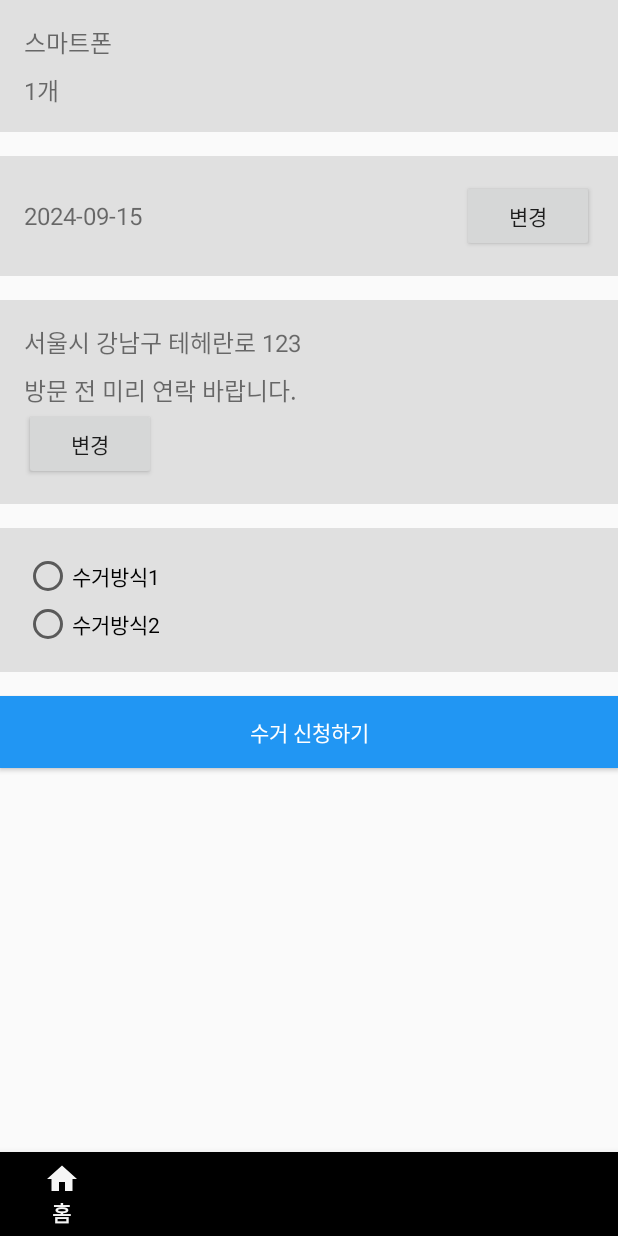
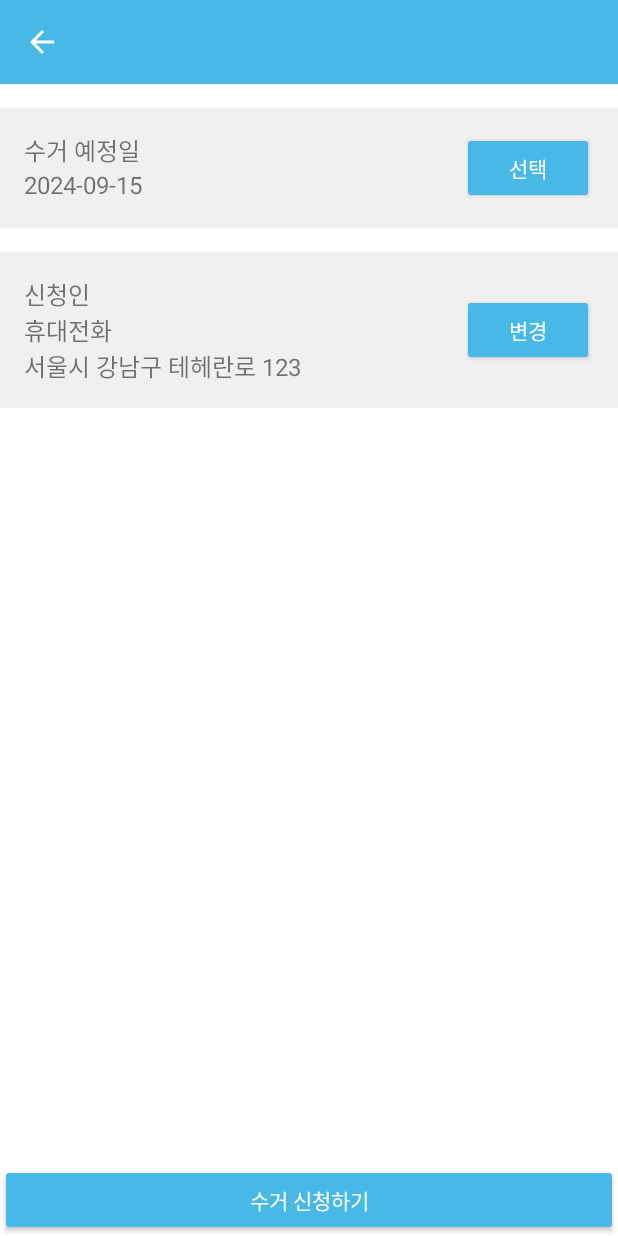
Before and after one commit to heeji-lee/Recycle_App, an Android app: the ReservationDetailActivity screen opened directly, with no data from a screen before it, on a phone screen of 412 x 824 dp. Run offline under Robolectric (Android 15) with nearby library versions, the phone set to English and light mode, and no system bars; network calls fail.

Commit message:
주문 페이지 진행중

```diff
--- a/app/src/main/java/com/appliances/recycle/ReservationDetailActivity.kt
+++ b/app/src/main/java/com/appliances/recycle/ReservationDetailActivity.kt
@@ -1,5 +1,6 @@
 package com.appliances.recycle
 
+import android.annotation.SuppressLint
 import android.os.Bundle
 import android.view.View
 import android.widget.Button
@@ -10,6 +11,10 @@ import android.widget.RadioGroup
 import android.widget.TextView
 import android.widget.Toast
 import androidx.appcompat.app.AppCompatActivity
+import androidx.recyclerview.widget.RecyclerView
+import com.appliances.recycle.adapter.ItemAdapter
+import com.appliances.recycle.adapter.OrderItemAdapter
+import com.appliances.recycle.dto.ItemDTO
 import com.google.android.material.datepicker.MaterialDatePicker
 
 class ReservationDetailActivity : AppCompatActivity() {
@@ -23,59 +28,35 @@ class ReservationDetailActivity : AppCompatActivity() {
 //            insets
 //        }
 //    }
-private lateinit var textProductName: TextView
-    private lateinit var textQuantity: TextView
+
     private lateinit var textReservationDate: TextView
     private lateinit var textAddress: TextView
-    private lateinit var textRequestDetails: TextView
-    private lateinit var btnEditDate: Button
-    private lateinit var btnEditCollectionInfo: Button
+    private lateinit var btnSelectDate: Button
+    private lateinit var btnEditAddress: Button
 
     override fun onCreate(savedInstanceState: Bundle?) {
         super.onCreate(savedInstanceState)
         setContentView(R.layout.activity_reservation_detail)
 
         // View 초기화
-        textProductName = findViewById(R.id.text_product_name)
-        textQuantity = findViewById(R.id.text_quantity)
-        textReservationDate = findViewById(R.id.text_reservation_date)
-        textAddress = findViewById(R.id.text_address)
-        textRequestDetails = findViewById(R.id.text_request_details)
-        btnEditDate = findViewById(R.id.btn_edit_date)
-        btnEditCollectionInfo = findViewById(R.id.btn_edit_collection_info)
+        textReservationDate = findViewById(R.id.reservation_date)
+        textAddress = findViewById(R.id.address)
+        btnSelectDate = findViewById(R.id.btn_select_date)
+        btnEditAddress = findViewById(R.id.btn_edit_address)
 
         // DB에서 값 가져오기 (여기서는 예제로 하드코딩)
-        textProductName.text = "스마트폰"
-        textQuantity.text = "1개"
         textReservationDate.text = "2024-09-15"
         textAddress.text = "서울시 강남구 테헤란로 123"
-        textRequestDetails.text = "방문 전 미리 연락 바랍니다."
 
         // 예약 예정일 수정 버튼 클릭 이벤트
-        btnEditDate.setOnClickListener {
-            editText(textReservationDate)
+        btnSelectDate.setOnClickListener {
+
         }
 
         // 수거 정보 수정 버튼 클릭 이벤트
-        btnEditCollectionInfo.setOnClickListener {
-            editText(textAddress)
-            editText(textRequestDetails)
+        btnEditAddress.setOnClickListener {
+
         }
     }
 
-    private fun editText(textView: TextView) {
-        val editText = EditText(this)
-        editText.setText(textView.text)
-        textView.visibility = View.GONE
-        val parent = textView.parent as LinearLayout
-        parent.addView(editText, parent.indexOfChild(textView))
-
-        // 편집 완료 후 텍스트 업데이트
-        editText.setOnEditorActionListener { v, actionId, event ->
-            textView.text = editText.text
-            textView.visibility = View.VISIBLE
-            parent.removeView(editText)
-            true
-        }
-    }
 }
--- a/app/src/main/java/com/appliances/recycle/retrofit/MyApplication.kt
+++ b/app/src/main/java/com/appliances/recycle/retrofit/MyApplication.kt
@@ -16,8 +16,7 @@ class MyApplication : Application(){
     private lateinit var apiService: INetworkService
 
     // http 퍼미션 허용 및, 로컬호스트 안될시 아이피로 확인 하기.
-    val BASE_URL = "http://192.168.125.210:8080"
-//    val BASE_URL = "http://192.168.219.200:8080"
+    val BASE_URL = "http://192.168.125.67:8080"
 
     //add....................................
     var networkService: INetworkService
--- a/app/src/main/res/layout/activity_reservation_detail.xml
+++ b/app/src/main/res/layout/activity_reservation_detail.xml
@@ -1,141 +1,154 @@
-<RelativeLayout
-    xmlns:android="http://schemas.android.com/apk/res/android"
+<RelativeLayout xmlns:android="http://schemas.android.com/apk/res/android"
     xmlns:app="http://schemas.android.com/apk/res-auto"
+    xmlns:tools="http://schemas.android.com/tools"
     android:id="@+id/resv"
+    android:background="#FFFFFF"
     android:layout_width="match_parent"
     android:layout_height="match_parent">
 
+    <!-- 툴바 (뒤로가기 버튼 포함, 제목 숨김) -->
+    <androidx.appcompat.widget.Toolbar
+        android:id="@+id/toolbar"
+        android:layout_width="match_parent"
+        android:layout_height="wrap_content"
+        android:theme="@style/CustomToolbar"
+        app:navigationIcon="@drawable/ic_arrow_left" />
+
+    <!-- 전체 내용을 스크롤할 수 있게 ScrollView 사용 -->
+    <ScrollView
+        android:id="@+id/scroll_view"
+        android:layout_width="match_parent"
+        android:layout_height="match_parent"
+        android:layout_below="@id/toolbar"
+        android:layout_above="@id/btn_submit">
+
+        <!-- 스크롤 가능한 LinearLayout -->
+        <LinearLayout
+            android:layout_width="match_parent"
+            android:layout_height="wrap_content"
+            android:orientation="vertical">
+
+            <!-- 상품 정보 영역 -->
             <LinearLayout
                 android:layout_width="match_parent"
                 android:layout_height="wrap_content"
                 android:orientation="vertical"
-        android:background="#E0E0E0"
-        android:padding="16dp"
+                android:background="#F0F0F0"
+
                 android:id="@+id/layout_product_info"
-        android:paddingTop="16dp"
-        android:paddingLeft="16dp"
-        android:paddingRight="16dp"
                 android:layout_marginBottom="16dp">
 
-        <TextView
-            android:id="@+id/text_product_name"
-            android:layout_width="wrap_content"
+                <!-- 추가된 아이템을 보여주는 리사이클러뷰 -->
+                <androidx.recyclerview.widget.RecyclerView
+                    android:id="@+id/recycler_view"
+                    android:layout_width="match_parent"
                     android:layout_height="wrap_content"
-            android:text="상품 이름"
-            android:textSize="16sp"
-            android:paddingBottom="8dp"/>
+                    android:scrollbars="vertical"
+                    tools:listitem="@layout/item_row_layout" />
 
-        <TextView
-            android:id="@+id/text_quantity"
-            android:layout_width="wrap_content"
-            android:layout_height="wrap_content"
-            android:text="수량"
-            android:textSize="16sp"/>
             </LinearLayout>
 
+            <!-- 예약 날짜 영역 -->
             <LinearLayout
                 android:layout_width="match_parent"
                 android:layout_height="wrap_content"
                 android:orientation="horizontal"
-        android:background="#E0E0E0"
+                android:background="#F0F0F0"
                 android:padding="16dp"
-        android:id="@+id/layout_reservation_date"
-        android:layout_below="@id/layout_product_info"
                 android:layout_marginBottom="16dp">
 
-        <TextView
-        android:id="@+id/text_reservation_date"
+                <LinearLayout
                     android:layout_width="0dp"
                     android:layout_height="wrap_content"
                     android:layout_weight="1"
-        android:text="yyyy-mm-dd"
-        android:textSize="16sp"/>
+                    android:orientation="vertical">
 
-        <Button
-        android:id="@+id/btn_edit_date"
+                    <!-- 수거 예정일 텍스트 -->
+                    <TextView
+                        android:id="@+id/collection_date"
                         android:layout_width="wrap_content"
                         android:layout_height="wrap_content"
-        android:text="변경"/>
+                        android:text="수거 예정일"
+                        android:textSize="16sp" />
+
+                    <!-- 예약 날짜 텍스트 -->
+                    <TextView
+                        android:id="@+id/reservation_date"
+                        android:layout_width="wrap_content"
+                        android:layout_height="wrap_content"
+                        android:text="yyyy-mm-dd"
+                        android:textSize="16sp" />
+                </LinearLayout>
+
+                <!-- 오른쪽에 선택 버튼 -->
+                <Button
+                    android:id="@+id/btn_select_date"
+                    android:layout_width="wrap_content"
+                    android:layout_height="wrap_content"
+                    android:backgroundTint="@color/btn"
+                    android:textColor="@android:color/white"
+                    android:text="선택" />
+
             </LinearLayout>
 
             <!-- 수거 정보 영역 -->
             <LinearLayout
                 android:layout_width="match_parent"
                 android:layout_height="wrap_content"
-        android:orientation="vertical"
-        android:background="#E0E0E0"
+                android:orientation="horizontal"
+                android:background="#F0F0F0"
                 android:padding="16dp"
-        android:id="@+id/layout_collection_info"
-        android:layout_below="@id/layout_reservation_date"
-        android:layout_marginBottom="16dp">
+                android:gravity="center_vertical">
+
+                <LinearLayout
+                    android:layout_width="0dp"
+                    android:layout_height="wrap_content"
+                    android:layout_weight="1"
+                    android:orientation="vertical">
 
                     <TextView
-        android:id="@+id/text_address"
+                        android:id="@+id/member_name"
                         android:layout_width="wrap_content"
                         android:layout_height="wrap_content"
-        android:text="주소"
-        android:textSize="16sp"
-        android:paddingBottom="8dp"/>
+                        android:text="신청인"
+                        android:textSize="16sp" />
 
                     <TextView
-        android:id="@+id/text_request_details"
+                        android:id="@+id/member_phone"
                         android:layout_width="wrap_content"
                         android:layout_height="wrap_content"
-        android:text="수거 요청사항"
-        android:textSize="16sp"/>
+                        android:text="휴대전화"
+                        android:textSize="16sp" />
+
+                    <TextView
+                        android:id="@+id/address"
+                        android:layout_width="wrap_content"
+                        android:layout_height="wrap_content"
+                        android:text="주소임 아무튼 주소임"
+                        android:textSize="16sp" />
+                </LinearLayout>
 
                 <Button
-        android:id="@+id/btn_edit_collection_info"
+                    android:id="@+id/btn_edit_address"
                     android:layout_width="wrap_content"
                     android:layout_height="wrap_content"
-        android:text="변경"/>
+                    android:backgroundTint="@color/btn"
+                    android:textColor="@android:color/white"
+                    android:text="변경" />
+
             </LinearLayout>
 
-    <LinearLayout
-    android:layout_width="match_parent"
-    android:layout_height="wrap_content"
-    android:orientation="vertical"
-    android:background="#E0E0E0"
-    android:padding="16dp"
-    android:id="@+id/layout_collection_method"
-    android:layout_below="@id/layout_collection_info"
-    android:layout_marginBottom="16dp">
+        </LinearLayout>
+    </ScrollView>
 
-        <RadioGroup
-        android:id="@+id/radio_group"
-        android:layout_width="match_parent"
-        android:layout_height="wrap_content"
-        android:orientation="vertical">
-
-        <RadioButton
-            android:id="@+id/radio_method1"
-            android:layout_width="wrap_content"
-            android:layout_height="wrap_content"
-            android:text="수거방식1"/>
-
-        <RadioButton
-            android:id="@+id/radio_method2"
-            android:layout_width="wrap_content"
-            android:layout_height="wrap_content"
-            android:text="수거방식2"/>
-        </RadioGroup>
-    </LinearLayout>
-
+    <!-- 수거 신청하기 버튼을 맨 아래에 고정 -->
     <Button
         android:id="@+id/btn_submit"
         android:layout_width="match_parent"
         android:layout_height="wrap_content"
         android:text="수거 신청하기"
-    android:background="#2196F3"
+        android:backgroundTint="@color/btn"
         android:textColor="@android:color/white"
-    android:layout_below="@id/layout_collection_method"/>
-
-    <com.google.android.material.bottomnavigation.BottomNavigationView
-        android:id="@+id/bottom_navigation"
-        android:layout_width="match_parent"
-        android:layout_height="wrap_content"
-        android:layout_alignParentBottom="true"
-        app:labelVisibilityMode="labeled"
-        app:menu="@menu/bottom_navigation_menu" />
+        android:layout_alignParentBottom="true" />
 
 </RelativeLayout>
--- a/app/src/main/res/layout/fragment_product.xml
+++ b/app/src/main/res/layout/fragment_product.xml
@@ -33,9 +33,9 @@
         <androidx.recyclerview.widget.RecyclerView
             android:id="@+id/recycler_view"
             android:layout_width="match_parent"
-            android:layout_height="wrap_content"
+            android:layout_height="0dp"
+            android:layout_weight="1"
             android:layout_marginTop="16dp"
-            android:scrollbars="vertical"
             tools:listitem="@layout/item_row_layout" />
 
     </LinearLayout>
```
Also changed, not shown: app/src/main/java/com/appliances/recycle/ProductFragment.kt (+9 -1 lines), app/src/main/java/com/appliances/recycle/adapter/OrderItemAdapter.kt (added, +78 -0 lines), app/src/main/res/layout/item_footer_layout.xml (added, +14 -0 lines), app/src/main/res/layout/order_item_layout.xml (added, +36 -0 lines). Lines whose indentation alone changed are shown as unchanged.
